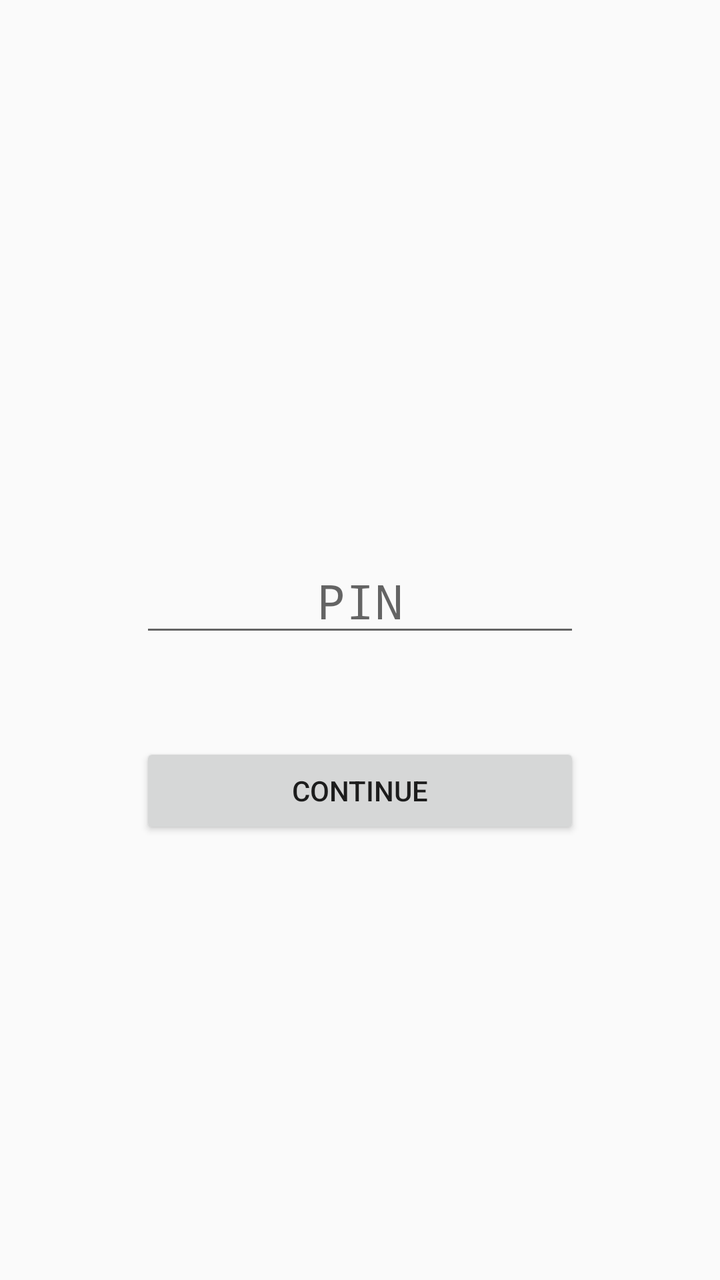
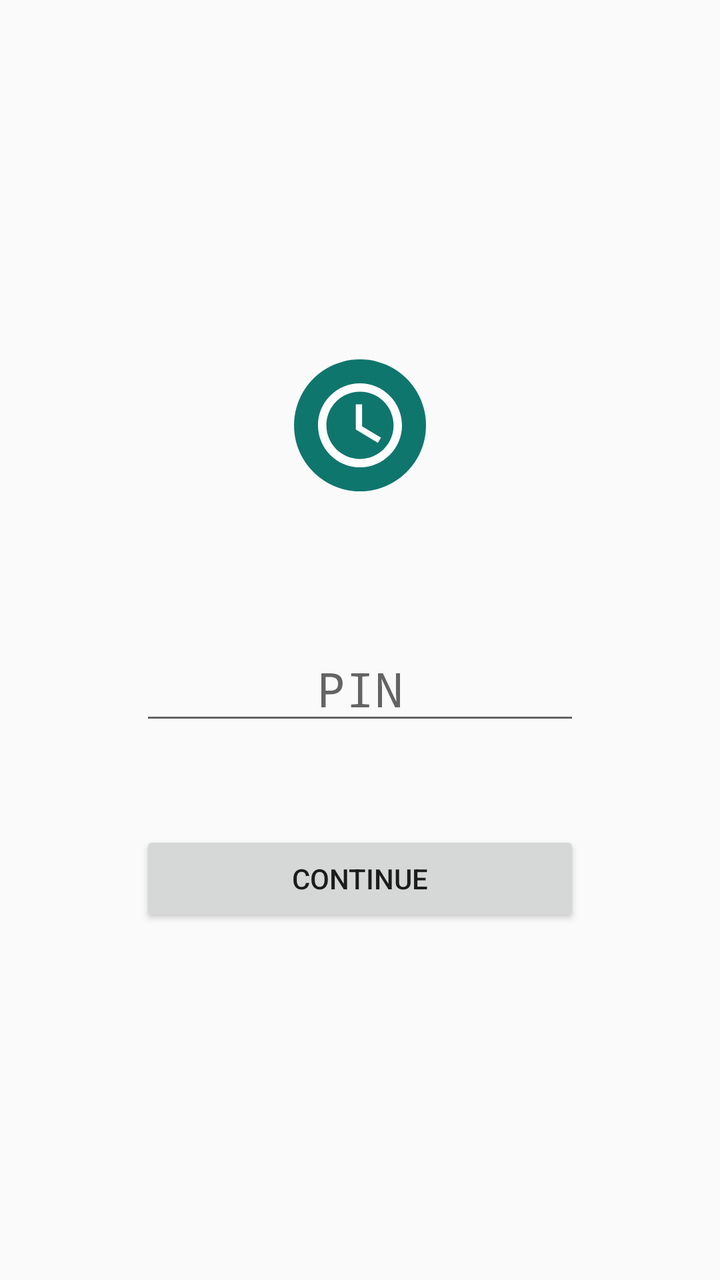

Screens rendered from an Android XML layout before and after an edit, with the pre-edit source and the edit as a unified diff.
<!-- AndroidManifest.xml: application theme AppTheme -->
<!-- res/layout/activity_pin.xml -->
<?xml version="1.0" encoding="utf-8"?>
<LinearLayout xmlns:android="http://schemas.android.com/apk/res/android"
    android:layout_width="match_parent"
    android:layout_height="match_parent"
    android:gravity="center"
    android:orientation="vertical"
    android:padding="32dp">

    <TextView
        android:id="@+id/pinTitle"
        android:layout_width="wrap_content"
        android:layout_height="wrap_content"
        android:layout_marginBottom="24dp"
        android:textSize="22sp" />

    <Button
        android:id="@+id/unlockButton"
        android:layout_width="260dp"
        android:layout_height="wrap_content"
        android:text="@string/unlock_ask"
        android:visibility="gone" />

    <TextView
        android:id="@+id/unlockStatus"
        android:layout_width="260dp"
        android:layout_height="wrap_content"
        android:layout_marginTop="12dp"
        android:gravity="center"
        android:textColor="@color/muted"
        android:visibility="gone" />

    <Button
        android:id="@+id/usePinButton"
        android:layout_width="260dp"
        android:layout_height="wrap_content"
        android:layout_marginTop="24dp"
        android:text="@string/unlock_use_pin"
        android:visibility="gone" />

    <EditText
        android:id="@+id/pinInput"
        android:layout_width="220dp"
        android:layout_height="wrap_content"
        android:gravity="center"
        android:hint="@string/pin_hint"
        android:imeOptions="actionDone"
        android:importantForAutofill="no"
        android:inputType="numberPassword"
        android:maxLength="12"
        android:textSize="24sp" />

    <TextView
        android:id="@+id/pinError"
        android:layout_width="wrap_content"
        android:layout_height="wrap_content"
        android:layout_marginTop="12dp"
        android:gravity="center"
        android:minHeight="24dp"
        android:textColor="@color/error" />

    <Button
        android:id="@+id/pinSubmit"
        android:layout_width="220dp"
        android:layout_height="wrap_content"
        android:layout_marginTop="12dp"
        android:text="@string/pin_submit" />

    <Button
        android:id="@+id/parentPhoneButton"
        android:layout_width="220dp"
        android:layout_height="wrap_content"
        android:layout_marginTop="32dp"
        android:text="@string/parent_phone_button"
        android:visibility="gone" />
</LinearLayout>
<!-- resources referenced by this layout -->
<resources>
  <color name="error">#B91C1C</color>
  <color name="muted">#475569</color>
  <string name="parent_phone_button">This is the parent\'s phone</string>
  <string name="pin_hint">PIN</string>
  <string name="pin_submit">Continue</string>
  <string name="unlock_ask">Ask my phone to unlock</string>
  <string name="unlock_use_pin">Use PIN instead</string>
  <style name="AppTheme" parent="android:Theme.Material.Light.DarkActionBar">
          <item name="android:colorPrimary">@color/brand</item>
          <item name="android:colorPrimaryDark">@color/brand_dark</item>
          <item name="android:colorAccent">@color/brand</item>
      </style>
  <color name="brand">#0F766E</color>
  <color name="brand_dark">#115E59</color>
</resources>

<!-- the commit's change to res/layout/activity_pin.xml (unified diff, before → after) -->
@@ -5,6 +5,14 @@
     android:gravity="center"
     android:orientation="vertical"
     android:padding="32dp">
+
+    <ImageView
+        android:id="@+id/pinLogo"
+        android:layout_width="72dp"
+        android:layout_height="72dp"
+        android:layout_marginBottom="16dp"
+        android:contentDescription="@string/app_name"
+        android:src="@drawable/ic_launcher" />
 
     <TextView
         android:id="@+id/pinTitle"
@@ -29,13 +37,6 @@
         android:textColor="@color/muted"
         android:visibility="gone" />
 
-    <Button
-        android:id="@+id/usePinButton"
-        android:layout_width="260dp"
-        android:layout_height="wrap_content"
-        android:layout_marginTop="24dp"
-        android:text="@string/unlock_use_pin"
-        android:visibility="gone" />
 
     <EditText
         android:id="@+id/pinInput"
<!-- resource entries referenced after the edit -->
@@ -2,11 +2,31 @@
 <resources>
   <color name="error">#B91C1C</color>
   <color name="muted">#475569</color>
+  <!-- drawable ic_launcher (drawable) -->
+  <?xml version="1.0" encoding="utf-8"?>
+  <vector xmlns:android="http://schemas.android.com/apk/res/android"
+      android:width="48dp"
+      android:height="48dp"
+      android:viewportWidth="48"
+      android:viewportHeight="48">
+      <path
+          android:fillColor="#0F766E"
+          android:pathData="M24,2a22,22 0,1 0,0.01 0z" />
+      <group
+          android:scaleX="1.4"
+          android:scaleY="1.4"
+          android:translateX="7.2"
+          android:translateY="7.2">
+          <path
+              android:fillColor="#FFFFFF"
+              android:pathData="M11.99,2C6.47,2 2,6.48 2,12s4.47,10 9.99,10C17.52,22 22,17.52 22,12S17.52,2 11.99,2zM12,20c-4.42,0 -8,-3.58 -8,-8s3.58,-8 8,-8 8,3.58 8,8 -3.58,8 -8,8zM12.5,7H11v6l5.25,3.15 0.75,-1.23 -4.5,-2.67z" />
+      </group>
+  </vector>
+  <string name="app_name">AppGate</string>
   <string name="parent_phone_button">This is the parent\'s phone</string>
   <string name="pin_hint">PIN</string>
   <string name="pin_submit">Continue</string>
   <string name="unlock_ask">Ask my phone to unlock</string>
-  <string name="unlock_use_pin">Use PIN instead</string>
   <style name="AppTheme" parent="android:Theme.Material.Light.DarkActionBar">
           <item name="android:colorPrimary">@color/brand</item>
           <item name="android:colorPrimaryDark">@color/brand_dark</item>
